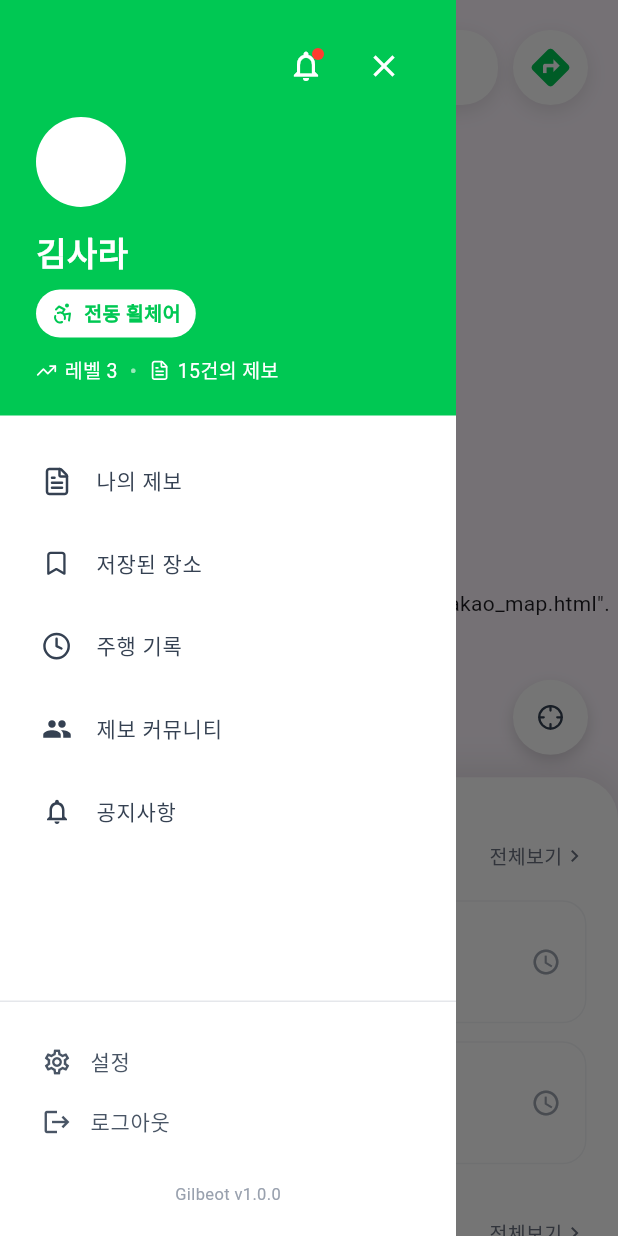
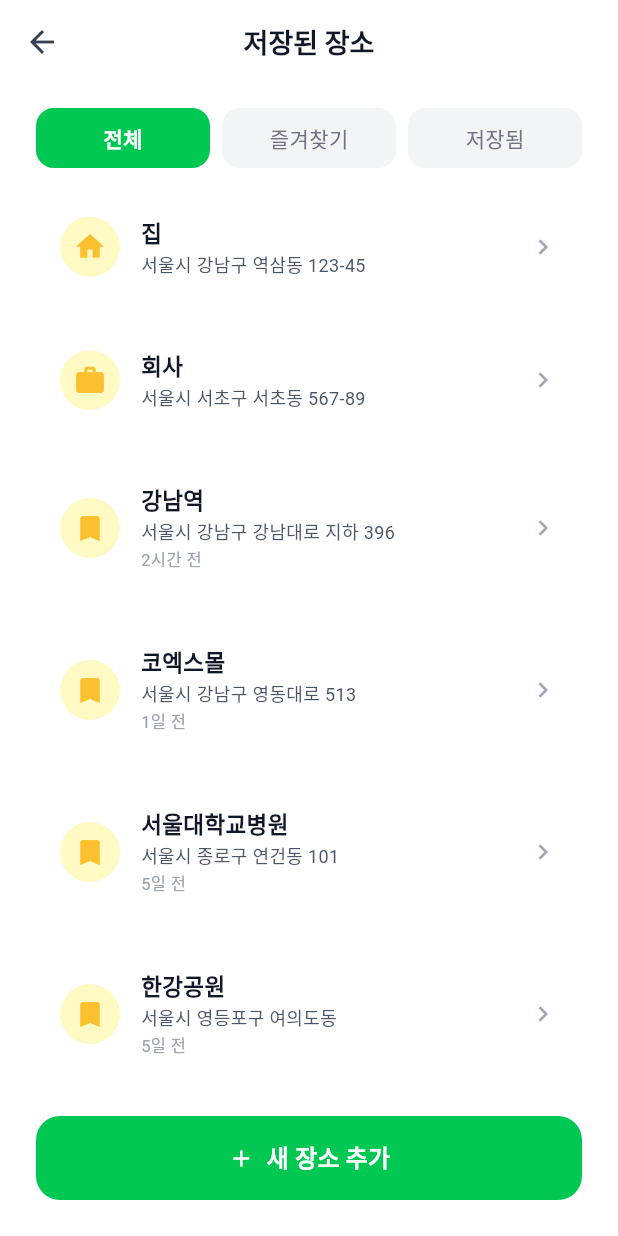
Before and after one commit to spacecho918/AI_Wheelchair_Navigation, a Flutter app: the MapScreen screen opened directly, in the side drawer, after a tap on "저장된 장소", on a phone screen of 412 x 824 dp. Run offline on Flutter 3.47's test engine with Material 3 defaults, Android fonts, the phone set to English and light mode, and no system bars; our stand-ins replace camera, flutter_svg, geolocator, image_picker, latlong2, webview_flutter; missing offline and left inert: dart:html, pointer_interceptor; Roboto replaces fonts that are missing (Arial, Pretendard).

Commit message:
저장된 장소 화면 추가

```diff
--- /dev/null
+++ b/frontend/lib/screens/saved_places_screen.dart
@@ -0,0 +1,286 @@
+import 'package:flutter/material.dart';
+
+class SavedPlacesScreen extends StatefulWidget {
+  const SavedPlacesScreen({super.key});
+
+  @override
+  State<SavedPlacesScreen> createState() => _SavedPlacesScreenState();
+}
+
+class _SavedPlacesScreenState extends State<SavedPlacesScreen> {
+  // 0: 전체, 1: 즐겨찾기, 2: 저장됨
+  int _selectedTabIndex = 0;
+
+  // Mock Data
+  final List<Map<String, dynamic>> _allPlaces = [
+    {
+      'type': 'home',
+      'name': '집',
+      'address': '서울시 강남구 역삼동 123-45',
+      'icon': 'assets/home_icon.svg',
+    },
+    {
+      'type': 'work',
+      'name': '회사',
+      'address': '서울시 서초구 서초동 567-89',
+      'icon':
+          'assets/document_icon.svg', // Using document as placeholder for work if no suitcase
+    },
+    {
+      'type': 'saved',
+      'name': '강남역',
+      'address': '서울시 강남구 강남대로 지하 396',
+      'time': '2시간 전',
+    },
+    {
+      'type': 'saved',
+      'name': '코엑스몰',
+      'address': '서울시 강남구 영동대로 513',
+      'time': '1일 전',
+    },
+    {
+      'type': 'saved',
+      'name': '서울대학교병원',
+      'address': '서울시 종로구 연건동 101',
+      'time': '5일 전',
+    },
+    {
+      'type': 'saved',
+      'name': '한강공원',
+      'address': '서울시 영등포구 여의도동',
+      'time': '5일 전',
+    },
+    {
+      'type': 'saved',
+      'name': '국립중앙박물관',
+      'address': '서울시 용산구 서빙고로 137',
+      'time': '7일 전',
+    },
+  ];
+
+  @override
+  Widget build(BuildContext context) {
+    return Scaffold(
+      backgroundColor: Colors.white,
+      appBar: AppBar(
+        backgroundColor: Colors.white,
+        elevation: 0,
+        leading: IconButton(
+          icon: const Icon(Icons.arrow_back, color: Color(0xFF354152)),
+          onPressed: () => Navigator.pop(context),
+        ),
+        centerTitle: true,
+        title: const Text(
+          '저장된 장소',
+          style: TextStyle(
+            color: Color(0xFF101727),
+            fontSize: 18,
+            fontWeight: FontWeight.w600,
+          ),
+        ),
+      ),
+      body: SafeArea(
+        child: Column(
+          children: [
+            // Tabs
+            Padding(
+              padding: const EdgeInsets.symmetric(horizontal: 24, vertical: 16),
+              child: Row(
+                children: [
+                  _buildTabButton(0, '전체'),
+                  const SizedBox(width: 8),
+                  _buildTabButton(1, '즐겨찾기'),
+                  const SizedBox(width: 8),
+                  _buildTabButton(2, '저장됨'),
+                ],
+              ),
+            ),
+
+            // List
+            Expanded(
+              child: ListView.separated(
+                padding: const EdgeInsets.symmetric(horizontal: 24),
+                itemCount: _filteredPlaces().length,
+                separatorBuilder: (context, index) =>
+                    const SizedBox(height: 16),
+                itemBuilder: (context, index) =>
+                    _buildPlaceItem(_filteredPlaces()[index]),
+              ),
+            ),
+
+            // Add Button
+            Padding(
+              padding: const EdgeInsets.all(24),
+              child: SizedBox(
+                width: double.infinity,
+                height: 56,
+                child: ElevatedButton(
+                  onPressed: () {
+                    // TODO: Implement add place logic
+                  },
+                  style: ElevatedButton.styleFrom(
+                    backgroundColor: const Color(0xFF00C853),
+                    elevation: 0,
+                    shape: RoundedRectangleBorder(
+                      borderRadius: BorderRadius.circular(16),
+                    ),
+                  ),
+                  child: Row(
+                    mainAxisAlignment: MainAxisAlignment.center,
+                    children: const [
+                      Icon(Icons.add, color: Colors.white),
+                      SizedBox(width: 8),
+                      Text(
+                        '새 장소 추가',
+                        style: TextStyle(
+                          color: Colors.white,
+                          fontSize: 16,
+                          fontWeight: FontWeight.bold,
+                        ),
+                      ),
+                    ],
+                  ),
+                ),
+              ),
+            ),
+          ],
+        ),
+      ),
+    );
+  }
+
+  Widget _buildTabButton(int index, String text) {
+    final isSelected = _selectedTabIndex == index;
+    return Expanded(
+      child: GestureDetector(
+        onTap: () {
+          setState(() {
+            _selectedTabIndex = index;
+          });
+        },
+        child: Container(
+          height: 40,
+          alignment: Alignment.center,
+          decoration: BoxDecoration(
+            color: isSelected
+                ? const Color(0xFF00C853)
+                : const Color(0xFFF3F4F6),
+            borderRadius: BorderRadius.circular(12),
+          ),
+          child: Text(
+            text,
+            style: TextStyle(
+              color: isSelected ? Colors.white : const Color(0xFF6B7280),
+              fontSize: 14,
+              fontWeight: isSelected ? FontWeight.bold : FontWeight.w500,
+            ),
+          ),
+        ),
+      ),
+    );
+  }
+
+  Widget _buildPlaceItem(Map<String, dynamic> place) {
+    bool isSaved =
+        place['type'] == 'home' ||
+        place['type'] == 'work' ||
+        place['type'] == 'saved';
+
+    return Container(
+      padding: const EdgeInsets.all(16),
+      decoration: BoxDecoration(
+        color: Colors.white,
+        borderRadius: BorderRadius.circular(16),
+      ),
+      child: Row(
+        children: [
+          // Icon Box
+          Container(
+            width: 40,
+            height: 40,
+            decoration: BoxDecoration(
+              color: isSaved
+                  ? const Color(0xFFFFF9C4)
+                  : const Color(0xFFE8FDF0), // Yellow (Saved) vs Green (Others)
+              shape: BoxShape.circle,
+            ),
+            child: Icon(
+              _getIconData(place),
+              color: isSaved
+                  ? const Color(0xFFFBC02D)
+                  : const Color(0xFF00C853),
+              size: 22,
+            ),
+          ),
+          const SizedBox(width: 14),
+          // Info
+          Expanded(
+            child: Column(
+              crossAxisAlignment: CrossAxisAlignment.start,
+              children: [
+                Text(
+                  place['name'],
+                  style: const TextStyle(
+                    color: Color(0xFF101727),
+                    fontSize: 15,
+                    fontWeight: FontWeight.bold,
+                  ),
+                ),
+                const SizedBox(height: 2),
+                Text(
+                  place['address'],
+                  style: const TextStyle(
+                    color: Color(0xFF4A5565),
+                    fontSize: 12,
+                  ),
+                  maxLines: 1,
+                  overflow: TextOverflow.ellipsis,
+                ),
+                if (place['time'] != null) ...[
+                  const SizedBox(height: 2),
+                  Text(
+                    place['time'],
+                    style: const TextStyle(
+                      color: Color(0xFF9CA3AF),
+                      fontSize: 11,
+                    ),
+                  ),
+                ],
+              ],
+            ),
+          ),
+          // Arrow
+          const Icon(Icons.chevron_right, color: Color(0xFF9EA6B8), size: 20),
+        ],
+      ),
+    );
+  }
+
+  IconData _getIconData(Map<String, dynamic> place) {
+    switch (place['type']) {
+      case 'home':
+        return Icons.home;
+      case 'work':
+        return Icons.work;
+      case 'saved':
+        return Icons.bookmark;
+      default:
+        return Icons.location_on_outlined;
+    }
+  }
+
+  List<Map<String, dynamic>> _filteredPlaces() {
+    if (_selectedTabIndex == 0) return _allPlaces;
+    if (_selectedTabIndex == 1) {
+      // Favorites: home and work only
+      return _allPlaces
+          .where((p) => p['type'] == 'home' || p['type'] == 'work')
+          .toList();
+    }
+    if (_selectedTabIndex == 2) {
+      // Saved: everything else (bookmark)
+      return _allPlaces.where((p) => p['type'] == 'saved').toList();
+    }
+    return [];
+  }
+}
--- a/frontend/lib/widgets/side_drawer.dart
+++ b/frontend/lib/widgets/side_drawer.dart
@@ -7,6 +7,7 @@ import '../screens/community_screen.dart';
 import '../screens/my_reports_screen.dart';
 import '../screens/notification_screen.dart';
 import '../screens/history_screen.dart';
+import '../screens/saved_places_screen.dart';
 
 class SideDrawer extends StatelessWidget {
   const SideDrawer({super.key});
@@ -54,7 +55,15 @@ class SideDrawer extends StatelessWidget {
                     _buildMenuItem(
                       iconPath: 'assets/bookmark_icon.svg',
                       text: '저장된 장소',
-                      onTap: () {},
+                      onTap: () {
+                        Navigator.pop(context); // Close drawer
+                        Navigator.push(
+                          context,
+                          MaterialPageRoute(
+                            builder: (context) => const SavedPlacesScreen(),
+                          ),
+                        );
+                      },
                     ),
                     const SizedBox(height: 7),
                     _buildMenuItem(
```
